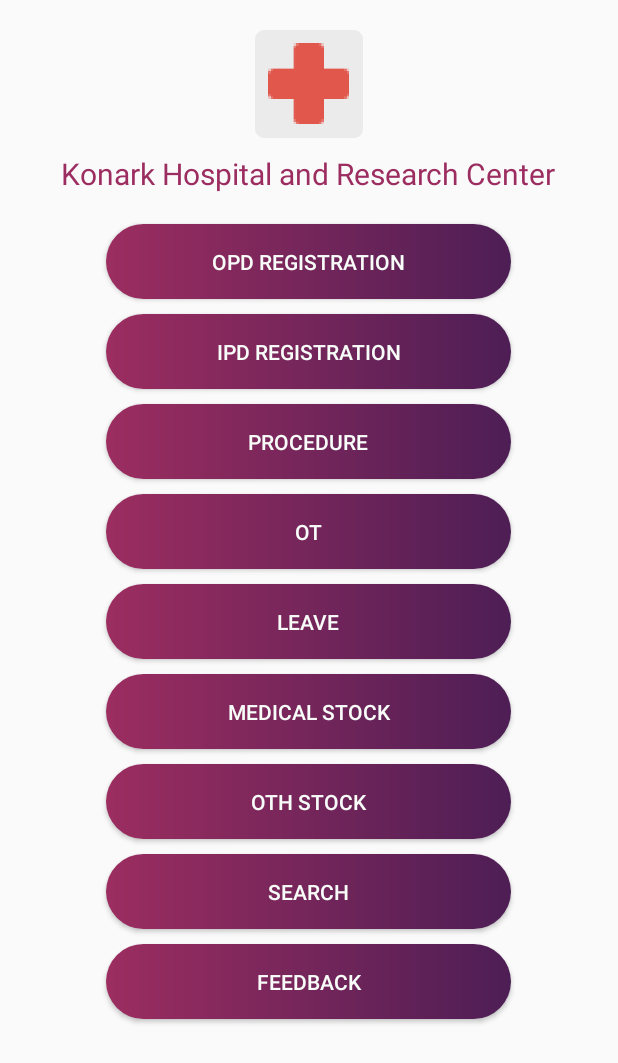
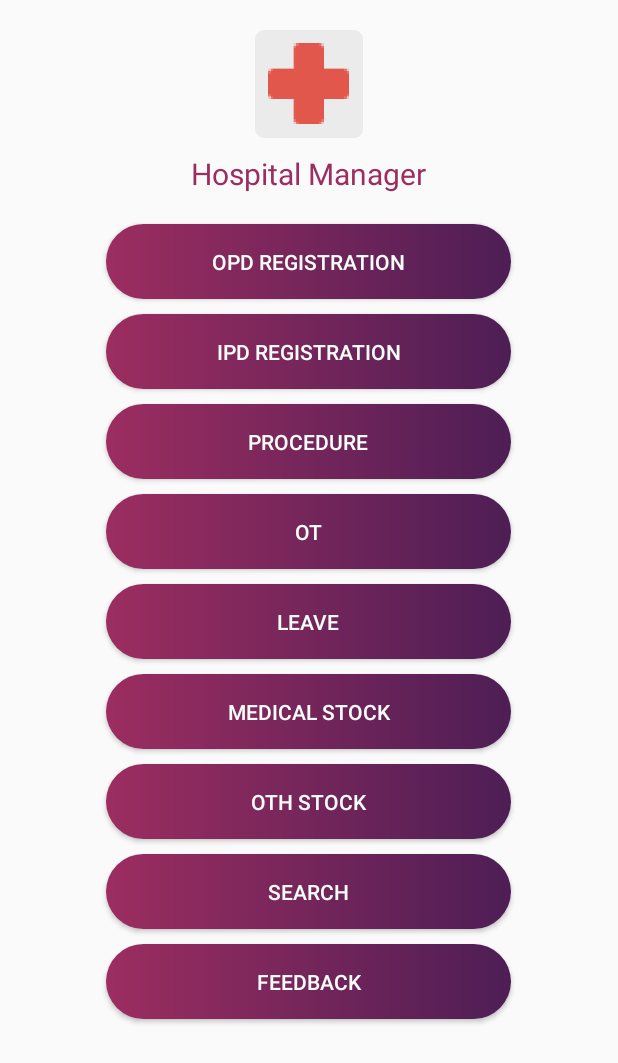
Before and after one commit to vinayak-tyagi/Hospital-Managing-App, an Android app: the screen it shows after launch (HomeActivity), on a phone screen of 412 x 824 dp. Shown: the top 1063 px of the screen. Run offline under Robolectric (Android 15) with nearby library versions, the phone set to English and light mode, and no system bars; our stand-ins replace Volley.

Commit message:
initial_changes

```diff
--- a/app/src/main/res/values/strings.xml
+++ b/app/src/main/res/values/strings.xml
@@ -1,5 +1,5 @@
 <resources>
-    <string name="app_name">Konark Hospital and Research Center</string>
+    <string name="app_name">Hospital Manager</string>
     <string name="oops">oops</string>
     <string name="dont_worry_engineers_r_working">dont_worry_engineers_r_working</string>
     <string name="report_issue">report_issue</string>
```
